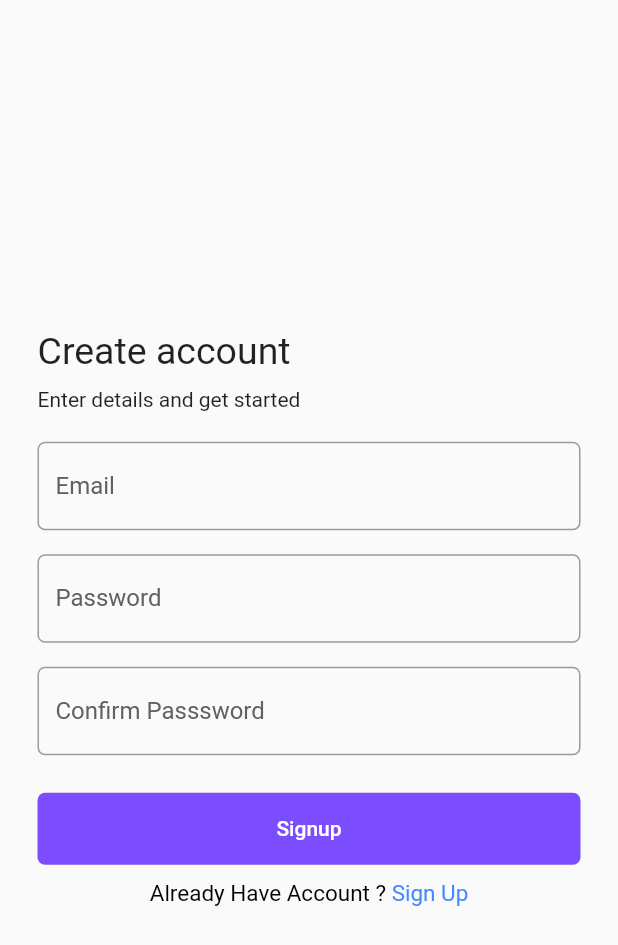
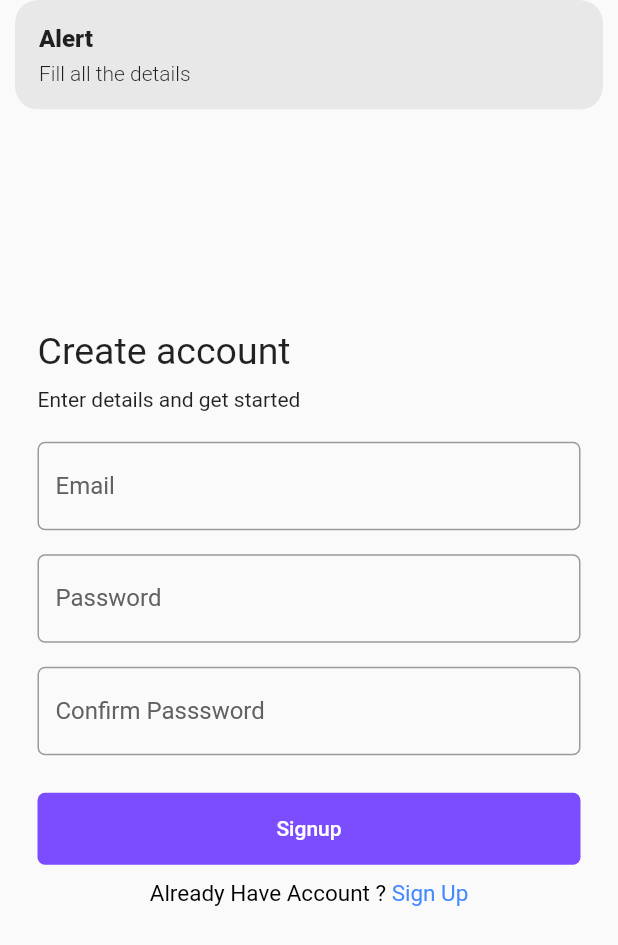
Before and after one commit to Vikank/quizz, a Flutter app: the screen it shows after launch, after a tap on "Signup", on a phone screen of 412 x 824 dp. Shown: the top 945 px of the screen. Run offline on Flutter 3.47's test engine with Material 2 defaults, Android fonts, the phone set to English and light mode, and no system bars; our stand-ins replace cloud_firestore, firebase_core, get; accounts and stored records are empty.

```diff
--- a/lib/controller/signup_controller.dart
+++ b/lib/controller/signup_controller.dart
@@ -1,7 +1,16 @@
+import 'package:cloud_firestore/cloud_firestore.dart';
 import 'package:get/get.dart';
+import '../model_class/signup_detail';
+import 'package:firebase_core/firebase_core.dart';
 
 class SignUpController extends GetxController {
   String pass = '';
+
+  UserDetail userDetail = UserDetail(
+    emailId: '',
+    password: '',
+  );
+
   String? validateEmail(String value) {
     if (!GetUtils.isEmail(value)) {
       return 'Provide valid Email';
@@ -31,4 +40,22 @@ class SignUpController extends GetxController {
       return null;
     }
   }
+  void save() {
+    CollectionReference collectionReference = FirebaseFirestore.instance.collection('users');
+    if(userDetail.emailId.isEmpty ||
+    userDetail.password.isEmpty
+    ) {
+      Get.snackbar('Alert', 'Fill all the details');
+      print('check');
+    }
+    else{
+      Map<String,dynamic> userdata = {
+        'email' : userDetail.emailId,
+        'password' : userDetail.password,
+      };
+      collectionReference.add(userdata);
+      Get.offAllNamed('login');
+    }
+
+  }
 }
--- a/lib/main.dart
+++ b/lib/main.dart
@@ -21,6 +21,7 @@ class Quizz extends StatelessWidget {
       initialRoute: '/',
       getPages: [
         GetPage(name: '/', page:()=> SignUp()),
+        GetPage(name: "/login", page:()=> Login())
       ],
     );
   }
--- a/lib/screens/sign_up.dart
+++ b/lib/screens/sign_up.dart
@@ -34,6 +34,9 @@ class SignUp extends StatelessWidget {
                     child: TextFormField(
                       autovalidateMode: AutovalidateMode.onUserInteraction,
                       validator: (value) =>signUpController.validateEmail(value!),
+                      onChanged: (value) {
+                        signUpController.userDetail.emailId = value;
+                      },
                       decoration: InputDecoration(
                         labelText: 'Email',
                         labelStyle: TextStyle(color: Colors.grey[700]),
@@ -64,6 +67,7 @@ class SignUp extends StatelessWidget {
                       validator: (value) =>signUpController.validatePassword(value!),
                       onChanged: (val){
                         signUpController.pass = val;
+                        signUpController.userDetail.password = val;
                       },
                       decoration: InputDecoration(
                           labelText: 'Password',
@@ -115,7 +119,10 @@ class SignUp extends StatelessWidget {
                     ),
                     width: double.infinity,
                     child: TextButton(
-                      onPressed: (){},
+                      onPressed: (){
+                        signUpController.save();
+
+                      },
                       child: Text(
                         'Signup',
                         style: TextStyle(color: Colors.white),
--- a/pubspec.yaml
+++ b/pubspec.yaml
@@ -30,6 +30,7 @@ dependencies:
   cupertino_icons: ^1.0.2
   get: ^4.3.8
   firebase_core: ^1.5.0
+  cloud_firestore: ^2.5.0
 
 dev_dependencies:
   flutter_test:
```
Also changed, not shown: pubspec.lock, 2 other files.
